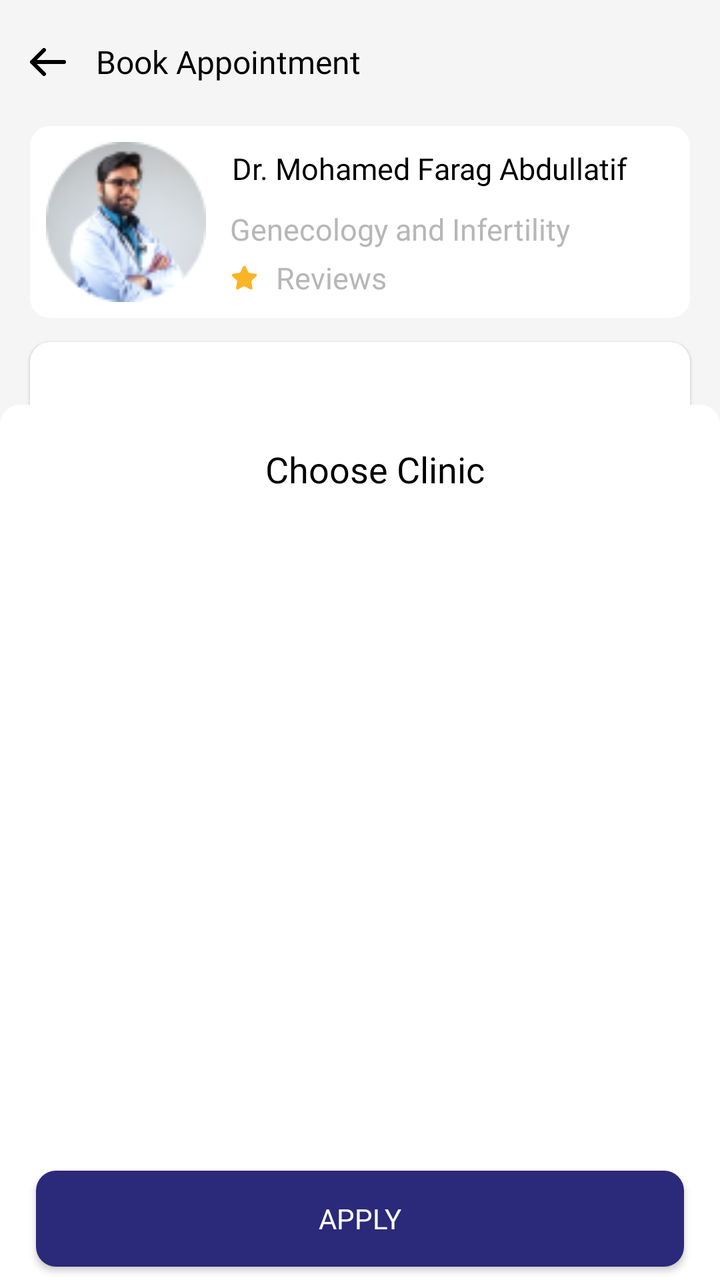
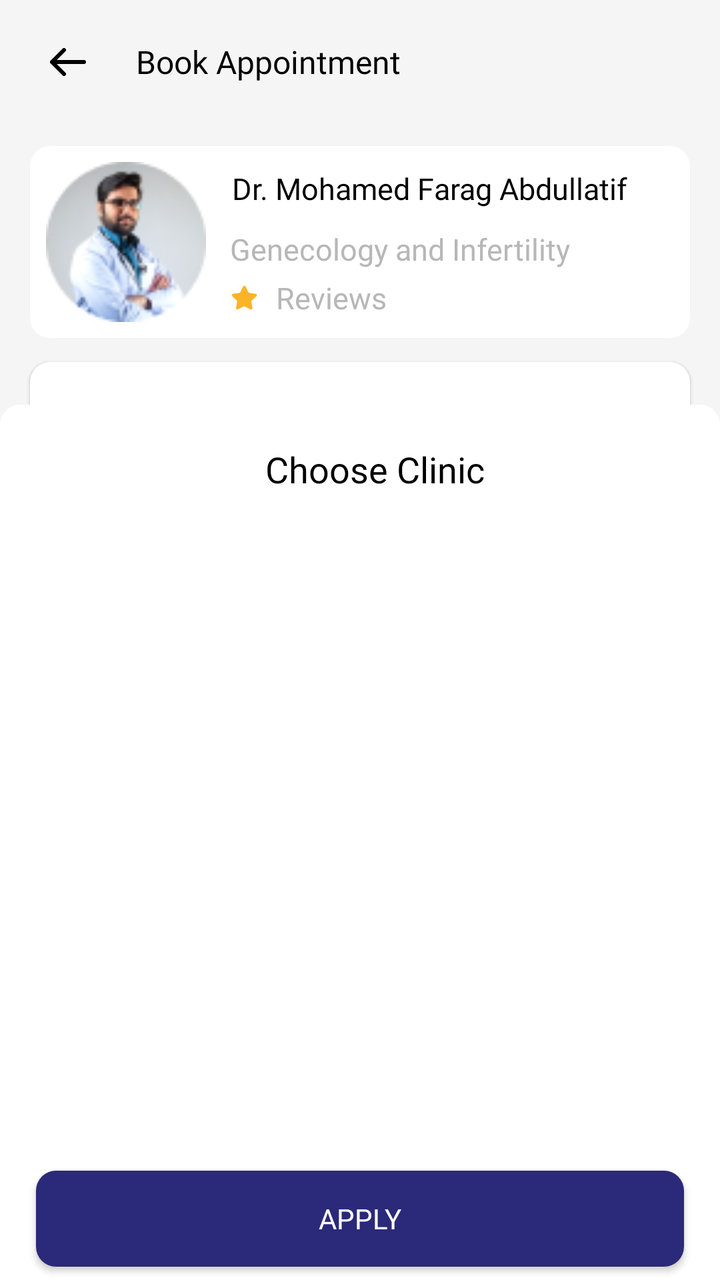

Compare the two renders of this Android layout. The source of the first and the diff that turns it into the second are given below.
<!-- AndroidManifest.xml: application theme Theme.NewDesign -->
<!-- res/layout/book_appointmentfragment.xml -->
<?xml version="1.0" encoding="utf-8"?>
<androidx.coordinatorlayout.widget.CoordinatorLayout
    xmlns:android="http://schemas.android.com/apk/res/android"
    xmlns:tools="http://schemas.android.com/tools"
    android:layout_width="match_parent"
    android:layout_height="match_parent"
    android:background="@color/bg_color_gray"
    xmlns:app="http://schemas.android.com/apk/res-auto"
    tools:context=".fragment.booking.BookAppointmentFragment">

    <androidx.constraintlayout.widget.ConstraintLayout
        android:layout_width="match_parent"
        android:layout_height="match_parent">


    <com.google.android.material.imageview.ShapeableImageView
        android:id="@+id/iv_arrow"
        android:layout_width="wrap_content"
        android:layout_height="wrap_content"
        android:layout_marginStart="15dp"
        android:adjustViewBounds="true"
        android:src="@drawable/ic_arrowleft"
        app:layout_constraintBottom_toBottomOf="@+id/tv_name"
        app:layout_constraintStart_toStartOf="parent"
        app:layout_constraintTop_toTopOf="@+id/tv_name" />

    <androidx.appcompat.widget.AppCompatTextView
        android:id="@+id/tv_name"
        android:layout_width="wrap_content"
        android:layout_height="wrap_content"
        android:layout_marginStart="15dp"
        android:layout_marginTop="20dp"
        android:fontFamily="@font/avenirltstd_black"
        android:text="@string/book_appointment"
        android:textColor="@color/black"
        android:textSize="16sp"
        app:layout_constraintStart_toEndOf="@+id/iv_arrow"
        app:layout_constraintTop_toTopOf="parent" />

    <androidx.constraintlayout.widget.ConstraintLayout
        android:id="@+id/layout_doctorsDetail"
        android:layout_width="match_parent"
        android:layout_height="wrap_content"
        android:layout_marginTop="25dp"
        android:layout_marginStart="15dp"
        android:layout_marginEnd="15dp"
        android:padding="8dp"
        android:background="@drawable/bg_edittext"
        app:layout_constraintEnd_toEndOf="parent"
        app:layout_constraintStart_toStartOf="parent"
        app:layout_constraintTop_toBottomOf="@+id/iv_arrow">

        <com.google.android.material.imageview.ShapeableImageView
            android:id="@+id/iv_doctorProfile"
            android:layout_width="80dp"
            android:layout_height="80dp"
            android:src="@drawable/ic_docspecialization"
            app:layout_constraintStart_toStartOf="parent"
            app:layout_constraintTop_toTopOf="parent" />

        <androidx.appcompat.widget.AppCompatTextView
            android:id="@+id/tv_doctorName"
            android:layout_width="0dp"
            android:layout_height="wrap_content"
            android:layout_marginStart="10dp"
            android:layout_marginEnd="15dp"
            android:fontFamily="@font/avenirltstd_roman"
            android:gravity="start"
            android:padding="3dp"
            android:text="Dr. Mohamed Farag Abdullatif"
            android:textColor="@color/black"
            android:textSize="15sp"
            app:layout_constraintStart_toEndOf="@+id/iv_doctorProfile"
            app:layout_constraintEnd_toEndOf="parent"
            app:layout_constraintTop_toTopOf="@+id/iv_doctorProfile" />

        <androidx.appcompat.widget.AppCompatTextView
            android:id="@+id/tv_Specialization"
            android:layout_width="0dp"
            android:layout_height="wrap_content"
            android:layout_marginStart="10dp"
            android:layout_marginEnd="15dp"
            android:layout_marginTop="5dp"
            android:fontFamily="@font/avenirltstd_roman"
            android:gravity="start"
            android:padding="2dp"
            android:text="Genecology and Infertility"
            android:textColor="@color/gray"
            android:textSize="15sp"
            app:layout_constraintEnd_toEndOf="parent"
            app:layout_constraintStart_toEndOf="@+id/iv_doctorProfile"
            app:layout_constraintTop_toBottomOf="@+id/tv_doctorName" />

        <com.google.android.material.imageview.ShapeableImageView
            android:id="@+id/iv_star"
            android:layout_width="18dp"
            android:layout_height="15dp"
            android:layout_marginStart="10dp"
            android:adjustViewBounds="true"
            android:src="@drawable/ic_star"
            app:layout_constraintBottom_toBottomOf="parent"
            app:layout_constraintStart_toEndOf="@+id/iv_doctorProfile"
            app:layout_constraintTop_toBottomOf="@+id/tv_Specialization" />

        <androidx.appcompat.widget.AppCompatTextView
            android:id="@+id/tv_Reviews"
            android:layout_width="0dp"
            android:layout_height="wrap_content"
            android:layout_marginStart="5dp"
            android:fontFamily="@font/avenirltstd_roman"
            android:gravity="start"
            android:padding="2dp"
            android:text="@string/reviews"
            android:textColor="@color/gray"
            android:textSize="15sp"
            app:layout_constraintStart_toEndOf="@+id/iv_star"
            app:layout_constraintTop_toBottomOf="@+id/tv_Specialization" />

    </androidx.constraintlayout.widget.ConstraintLayout>
        <androidx.appcompat.widget.AppCompatButton
                android:id="@+id/btn_layout_ChooseClinic"
                android:layout_width="0dp"
                android:layout_height="0dp"
                android:background="@android:color/transparent"
                app:layout_constraintEnd_toEndOf="@+id/layout_ChooseClinic"
                app:layout_constraintStart_toStartOf="@+id/layout_ChooseClinic"
                app:layout_constraintTop_toTopOf="@+id/layout_ChooseClinic"
                app:layout_constraintBottom_toBottomOf="@+id/layout_ChooseClinic"
        />
    <androidx.constraintlayout.widget.ConstraintLayout
        android:id="@+id/layout_ChooseClinic"
        android:layout_width="match_parent"
        android:layout_height="wrap_content"
        android:layout_marginStart="15dp"
        android:layout_marginTop="12dp"
        android:layout_marginEnd="15dp"
        android:background="@drawable/bg_edittext"
        android:elevation="1dp"
        app:layout_constraintEnd_toEndOf="parent"
        app:layout_constraintStart_toStartOf="parent"
        app:layout_constraintTop_toBottomOf="@+id/layout_doctorsDetail">

        <androidx.appcompat.widget.AppCompatImageView
            android:id="@+id/iv_arrowdown"
            android:layout_width="20dp"
            android:layout_height="20dp"
            android:layout_gravity="center_horizontal"
            android:layout_marginEnd="12dp"
            android:layout_marginBottom="12dp"
            android:gravity="start"
            android:src="@drawable/ic_arrowdwon"
            app:layout_constraintBottom_toBottomOf="parent"
            app:layout_constraintEnd_toEndOf="parent" />

        <com.google.android.material.textfield.TextInputLayout
            android:id="@+id/textinput_ChooseClinic"
            style="@style/Widget.MaterialComponents.TextInputLayout.OutlinedBox"
            android:layout_width="match_parent"
            android:layout_height="55dp"
            android:layout_marginEnd="25dp"
            android:layout_marginBottom="5dp"
            android:hint="@string/choose_clinic"
            android:paddingTop="2dp"
            app:boxBackgroundColor="@color/white"
            app:boxBackgroundMode="none"
            app:layout_constraintBottom_toBottomOf="parent"
            app:layout_constraintEnd_toEndOf="parent"
            app:layout_constraintStart_toStartOf="parent"
            app:layout_constraintTop_toTopOf="parent">

            <com.google.android.material.textfield.TextInputEditText
                android:id="@+id/et_ChooseClinic"
                android:layout_width="match_parent"
                android:layout_height="55dp"
                android:layout_gravity="center_horizontal"
                android:fontFamily="@font/avenirltstd_roman"
                android:inputType="text"
                android:enabled="false"
                android:textColorHint="@color/gray"
                android:textColor="@color/black"
                android:textSize="12sp" />

        </com.google.android.material.textfield.TextInputLayout>

    </androidx.constraintlayout.widget.ConstraintLayout>
        <androidx.appcompat.widget.AppCompatButton
                android:id="@+id/btn_layout_ChooseService"
                android:layout_width="0dp"
                android:layout_height="0dp"
                android:background="@android:color/transparent"
                app:layout_constraintEnd_toEndOf="@+id/layout_ChooseService"
                app:layout_constraintStart_toStartOf="@+id/layout_ChooseService"
                app:layout_constraintTop_toTopOf="@+id/layout_ChooseService"
                app:layout_constraintBottom_toBottomOf="@+id/layout_ChooseService"
        />
    <androidx.constraintlayout.widget.ConstraintLayout
        android:id="@+id/layout_ChooseService"
        android:layout_width="match_parent"
        android:layout_height="wrap_content"
        android:layout_marginStart="15dp"
        android:layout_marginTop="12dp"
        android:layout_marginEnd="15dp"
        android:background="@drawable/bg_edittext"
        android:elevation="1dp"
        app:layout_constraintEnd_toEndOf="parent"
        app:layout_constraintStart_toStartOf="parent"
        app:layout_constraintTop_toBottomOf="@+id/layout_ChooseClinic">

        <androidx.appcompat.widget.AppCompatImageView
            android:id="@+id/iv_arrowdownService"
            android:layout_width="20dp"
            android:layout_height="20dp"
            android:layout_gravity="center_horizontal"
            android:layout_marginEnd="12dp"
            android:layout_marginBottom="12dp"
            android:gravity="start"
            android:src="@drawable/ic_arrowdwon"
            app:layout_constraintBottom_toBottomOf="parent"
            app:layout_constraintEnd_toEndOf="parent" />

        <com.google.android.material.textfield.TextInputLayout
            android:id="@+id/textinput_ChooseService"
            style="@style/Widget.MaterialComponents.TextInputLayout.OutlinedBox"
            android:layout_width="match_parent"
            android:layout_height="55dp"
            android:layout_marginEnd="25dp"
            android:layout_marginBottom="5dp"
            android:hint="@string/choose_service"
            android:paddingTop="2dp"
            app:boxBackgroundColor="@color/white"
            app:boxBackgroundMode="none"
            app:layout_constraintBottom_toBottomOf="parent"
            app:layout_constraintEnd_toEndOf="parent"
            app:layout_constraintStart_toStartOf="parent"
            app:layout_constraintTop_toTopOf="parent">

            <com.google.android.material.textfield.TextInputEditText
                android:id="@+id/et_ChooseService"
                android:layout_width="match_parent"
                android:layout_height="55dp"
                android:layout_gravity="center_horizontal"
                android:fontFamily="@font/avenirltstd_roman"
                android:inputType="text"
                android:enabled="false"
                android:textColorHint="@color/gray"
                android:textColor="@color/black"
                android:textSize="12sp" />

        </com.google.android.material.textfield.TextInputLayout>

    </androidx.constraintlayout.widget.ConstraintLayout>
    
    <androidx.constraintlayout.widget.ConstraintLayout
        android:id="@+id/layout_combinedateandtime"
        android:layout_width="match_parent"
        android:layout_height="0dp"
        app:layout_constraintTop_toBottomOf="@+id/layout_ChooseService"
        app:layout_constraintStart_toStartOf="parent"
        app:layout_constraintEnd_toEndOf="parent"
        app:layout_constraintBottom_toTopOf="@+id/layout_btnDone"
        android:layout_margin="15dp"
        android:background="@drawable/bg_edittext"
        >
        <androidx.constraintlayout.widget.ConstraintLayout
            android:id="@+id/layout_dates"
            android:layout_width="match_parent"
            android:layout_height="wrap_content"
            android:layout_marginTop="3dp"
            app:layout_constraintTop_toTopOf="parent"
            app:layout_constraintStart_toStartOf="parent"
            app:layout_constraintEnd_toEndOf="parent"
            tools:ignore="MissingClass">

            <TextView
                android:id="@+id/tv_date"
                android:layout_width="wrap_content"
                android:layout_height="wrap_content"
                android:layout_marginStart="15dp"
                app:layout_constraintStart_toStartOf="parent"
                app:layout_constraintEnd_toEndOf="parent"
                app:layout_constraintTop_toTopOf="parent"
                android:text="@string/date"
                android:textColor="@color/black"
                android:gravity="center"
                />

            <com.google.android.material.imageview.ShapeableImageView
                android:id="@+id/iv_previous"
                android:layout_width="34dp"
                android:layout_height="34dp"
                android:layout_marginStart="15dp"
                android:adjustViewBounds="true"
                android:enabled="true"
                android:src="@drawable/iv_previous"
                app:layout_constraintStart_toStartOf="parent"
                app:layout_constraintTop_toTopOf="parent" />
            <com.google.android.material.imageview.ShapeableImageView
                android:id="@+id/iv_next"
                android:layout_width="34dp"
                android:layout_height="34dp"
                android:layout_marginEnd="15dp"
                android:adjustViewBounds="true"
                android:src="@drawable/iv_next"
                app:layout_constraintEnd_toEndOf="parent"
                app:layout_constraintTop_toTopOf="parent" />

            <androidx.recyclerview.widget.RecyclerView
                android:id="@+id/rv_searchServices"
                android:layout_width="0dp"
                android:layout_height="wrap_content"
                android:layout_marginStart="15dp"
                android:layout_marginEnd="15dp"
                android:layout_marginTop="8dp"
                android:orientation="horizontal"
                app:layoutManager="androidx.recyclerview.widget.LinearLayoutManager"
                app:layout_constraintHorizontal_bias="0.41"
                app:layout_constraintLeft_toLeftOf="parent"
                app:layout_constraintRight_toRightOf="parent"
                app:layout_constraintTop_toBottomOf="@id/iv_next"
                app:layout_constraintBottom_toBottomOf="parent"
                tools:listitem="@layout/item_layoutcalendardate" />


        </androidx.constraintlayout.widget.ConstraintLayout>
        <androidx.recyclerview.widget.RecyclerView
            android:id="@+id/rv_appointments_available"
            android:layout_width="match_parent"
            android:layout_height="0dp"
            android:layout_marginTop="10dp"
            android:layout_marginBottom="15dp"
            android:padding="3dp"
            android:visibility="gone"
            android:scrollbars="vertical"
            app:layout_constraintBottom_toBottomOf="parent"
            app:layout_constraintEnd_toEndOf="parent"
            app:layout_constraintStart_toStartOf="parent"
            app:layout_constraintTop_toBottomOf="@+id/layout_dates"
             />
        <com.google.android.material.imageview.ShapeableImageView
            android:id="@+id/iv_calenderviw"
            android:layout_width="wrap_content"
            android:layout_height="wrap_content"
            android:src="@drawable/image_calender"
            android:adjustViewBounds="true"
            android:visibility="gone"
            app:layout_constraintBottom_toBottomOf="parent"
            app:layout_constraintEnd_toEndOf="parent"
            app:layout_constraintStart_toStartOf="parent"
            app:layout_constraintTop_toBottomOf="@+id/layout_dates" />
        <ProgressBar
            android:id="@+id/progress_bar"
            android:layout_width="wrap_content"
            android:layout_height="wrap_content"
            app:layout_constraintEnd_toEndOf="@+id/rv_appointments_available"
            app:layout_constraintStart_toStartOf="@+id/rv_appointments_available"
            app:layout_constraintBottom_toBottomOf="@+id/rv_appointments_available"
            app:layout_constraintTop_toTopOf="@+id/rv_appointments_available"
            android:visibility="gone"
            />


    </androidx.constraintlayout.widget.ConstraintLayout>

    <androidx.constraintlayout.widget.ConstraintLayout
        android:id="@+id/layout_btnDone"
        android:layout_width="match_parent"
        android:layout_height="wrap_content"
        android:paddingBottom="10dp"
        app:layout_constraintBottom_toBottomOf="parent"
        app:layout_constraintEnd_toEndOf="parent"
        app:layout_constraintStart_toStartOf="parent"
        app:layout_constraintTop_toBottomOf="@+id/layout_combinedateandtime"
        >

        <androidx.appcompat.widget.AppCompatButton
            android:id="@+id/btn_confirm"
            android:layout_width="0dp"
            android:layout_height="wrap_content"
            android:background="@drawable/bg_chooselang_button"
            android:fontFamily="@font/avenirltstd_black"
            android:text="@string/book_now"
            android:textColor="@color/white"
            android:textSize="14sp"
            app:layout_constraintEnd_toEndOf="parent"
            app:layout_constraintStart_toStartOf="parent"
            app:layout_constraintTop_toTopOf="parent"
            app:layout_constraintWidth_percent=".85" />


    </androidx.constraintlayout.widget.ConstraintLayout>
        <ProgressBar
            android:id="@+id/progressbar1"
            android:layout_width="wrap_content"
            android:layout_height="wrap_content"
            app:layout_constraintEnd_toEndOf="@+id/layout_btnDone"
            app:layout_constraintStart_toStartOf="@+id/layout_btnDone"
            app:layout_constraintBottom_toBottomOf="@+id/layout_btnDone"
            app:layout_constraintTop_toTopOf="@+id/layout_btnDone"
            android:visibility="gone"
            />
    </androidx.constraintlayout.widget.ConstraintLayout>

    <include
        android:id="@+id/layoutBottomsheetpersistant"
        layout="@layout/layout_bottomsheet_clinks"
        />




</androidx.coordinatorlayout.widget.CoordinatorLayout>
<!-- res/layout/item_layoutcalendardate.xml (included above) -->
<?xml version="1.0" encoding="utf-8"?>
<layout xmlns:android="http://schemas.android.com/apk/res/android"
    xmlns:app="http://schemas.android.com/apk/res-auto">

    <androidx.cardview.widget.CardView
        android:id="@+id/card_calendar"
        android:layout_width="wrap_content"
        android:layout_height="wrap_content"
        app:cardUseCompatPadding="true"
        app:cardCornerRadius="8dp"
        android:padding="3dp"
        android:layout_marginEnd="5dp"
        android:layout_marginStart="5dp"
        android:layout_marginBottom="5dp"
        app:cardElevation="2dp">

        <LinearLayout
            android:layout_width="50dp"
            android:layout_height="80dp"
            android:gravity="center"
            android:orientation="vertical">

            <TextView
                android:id="@+id/tv_calendar_day"
                android:layout_width="wrap_content"
                android:layout_height="wrap_content"
                android:layout_weight="1"
                android:textColor="@color/black"
                android:text="1"
                 />

            <TextView
                android:id="@+id/tv_calendar_date"
                android:layout_width="wrap_content"
                android:layout_height="wrap_content"
                android:layout_weight="1"
                android:text="2"
                android:textColor="@color/black"
                />
        </LinearLayout>
    </androidx.cardview.widget.CardView>
</layout>
<!-- res/layout/layout_bottomsheet_clinks.xml (included above) -->
<?xml version="1.0" encoding="utf-8"?>
<androidx.constraintlayout.widget.ConstraintLayout
    xmlns:android="http://schemas.android.com/apk/res/android"
    xmlns:app="http://schemas.android.com/apk/res-auto"
    xmlns:tools="http://schemas.android.com/tools"
    android:layout_width="match_parent"
    android:layout_height="450dp"
    android:id="@+id/clinks_bottomsheet"
    app:behavior_hideable="true"
    app:layout_behavior="com.google.android.material.bottomsheet.BottomSheetBehavior"
    android:background="@color/bg_color_gray"
    tools:context=".fragment.home.FilterFragment">

    <androidx.constraintlayout.widget.ConstraintLayout
        android:layout_width="match_parent"
        android:layout_height="450dp"
        app:layout_constraintBottom_toBottomOf="parent"
        app:layout_constraintStart_toStartOf="parent"
        app:layout_constraintEnd_toEndOf="parent"
        android:background="@drawable/bg_edittext"
        >

    <androidx.appcompat.widget.AppCompatTextView
        android:id="@+id/tv_Filter"
        android:layout_width="wrap_content"
        android:layout_height="wrap_content"
        android:layout_marginStart="15dp"
        android:layout_marginTop="20dp"
        android:fontFamily="@font/avenirltstd_black"
        android:text="@string/choose_clinic"
        android:textColor="@color/black"
        android:textSize="18sp"
        app:layout_constraintStart_toStartOf="parent"
        app:layout_constraintEnd_toEndOf="parent"
        app:layout_constraintTop_toTopOf="parent" />



    <androidx.constraintlayout.widget.ConstraintLayout
        android:id="@+id/layout"
        android:layout_width="match_parent"
        android:layout_height="0dp"
        android:padding="3dp"
        app:layout_constraintBottom_toTopOf="@+id/btn_Apply"
        app:layout_constraintEnd_toEndOf="parent"
        app:layout_constraintStart_toStartOf="parent"
        app:layout_constraintTop_toBottomOf="@+id/tv_Filter">


        <androidx.core.widget.NestedScrollView
            android:layout_width="match_parent"
            android:layout_height="wrap_content"
            app:layout_constraintTop_toTopOf="parent"
            app:layout_constraintEnd_toEndOf="parent"
            app:layout_constraintStart_toStartOf="parent"
            android:layout_marginBottom="15dp"
            >
            <androidx.constraintlayout.widget.ConstraintLayout
                android:layout_width="match_parent"
                android:layout_height="match_parent">

                <androidx.recyclerview.widget.RecyclerView
                    android:id="@+id/rv_clinks"
                    android:layout_width="match_parent"
                    android:layout_height="match_parent"
                    app:layout_constraintStart_toStartOf="parent"
                    app:layout_constraintEnd_toEndOf="parent"
                    app:layout_constraintBottom_toBottomOf="parent"
                    android:layout_margin="15dp"
                    android:paddingBottom="30dp"
                    tools:listitem="@layout/item_layout_chooseclinks"
                    app:layout_constraintTop_toTopOf="parent"
                    />


            </androidx.constraintlayout.widget.ConstraintLayout>

        </androidx.core.widget.NestedScrollView>

    </androidx.constraintlayout.widget.ConstraintLayout>


    <androidx.appcompat.widget.AppCompatButton
        android:id="@+id/btn_Apply"
        android:layout_width="0dp"
        android:layout_height="wrap_content"
        android:layout_marginTop="15dp"
        android:layout_marginBottom="10dp"
        android:background="@drawable/bg_chooselang_button"
        android:fontFamily="@font/avenirltstd_black"
        android:padding="5dp"
        android:text="@string/apply"
        android:textColor="@color/white"
        android:textSize="14sp"
        app:layout_constraintBottom_toTopOf="@+id/imageView"
        app:layout_constraintEnd_toEndOf="parent"
        app:layout_constraintStart_toStartOf="parent"
        app:layout_constraintTop_toBottomOf="@+id/layout"
        app:layout_constraintWidth_percent=".9" />
        <ProgressBar
            android:id="@+id/progress_bar"
            android:layout_width="wrap_content"
            android:layout_height="wrap_content"
            app:layout_constraintEnd_toEndOf="@+id/btn_Apply"
            app:layout_constraintStart_toStartOf="@+id/btn_Apply"
            app:layout_constraintBottom_toBottomOf="@+id/btn_Apply"
            app:layout_constraintTop_toTopOf="@+id/btn_Apply"
            android:visibility="gone"
            />

    <ImageView
        android:id="@+id/imageView"
        android:layout_width="100dp"
        android:layout_height="4dp"
        android:layout_marginTop="20dp"
        android:layout_marginBottom="5dp"
        android:adjustViewBounds="true"
        android:background="@color/black"
        app:layout_constraintBottom_toBottomOf="parent"
        app:layout_constraintEnd_toEndOf="parent"
        app:layout_constraintStart_toStartOf="parent" />

    </androidx.constraintlayout.widget.ConstraintLayout>

</androidx.constraintlayout.widget.ConstraintLayout>
<!-- res/layout/item_layout_chooseclinks.xml (included above) -->
<?xml version="1.0" encoding="utf-8"?>
<layout xmlns:android="http://schemas.android.com/apk/res/android"
    xmlns:app="http://schemas.android.com/apk/res-auto">

    <androidx.constraintlayout.widget.ConstraintLayout
        android:layout_width="match_parent"
        android:layout_height="wrap_content"
        android:padding="3dp">

        <androidx.cardview.widget.CardView
            android:id="@+id/cardview"
            android:layout_width="match_parent"
            android:layout_height="wrap_content"
            app:cardCornerRadius="8dp"
            app:cardUseCompatPadding="true"
            app:layout_constraintEnd_toEndOf="parent"
            app:layout_constraintStart_toStartOf="parent"
            app:layout_constraintTop_toTopOf="parent">

            <androidx.constraintlayout.widget.ConstraintLayout
                android:id="@+id/layput_services"
                android:layout_width="match_parent"
                android:layout_height="match_parent"
                android:padding="5dp">

                <androidx.constraintlayout.widget.ConstraintLayout
                    android:id="@+id/layout_doctorsDetail"
                    android:layout_width="match_parent"
                    android:layout_height="wrap_content"
                    android:layout_margin="10dp"
                    app:layout_constraintEnd_toEndOf="parent"
                    app:layout_constraintStart_toStartOf="parent"
                    app:layout_constraintTop_toTopOf="parent">

                    <com.google.android.material.imageview.ShapeableImageView
                        android:id="@+id/iv_doctorProfile"
                        android:layout_width="37dp"
                        android:layout_height="37dp"
                        android:src="@drawable/ic_docspecialization"
                        app:layout_constraintStart_toStartOf="parent"
                        app:layout_constraintTop_toTopOf="parent" />

                    <androidx.appcompat.widget.AppCompatTextView
                        android:id="@+id/tv_doctorName"
                        android:layout_width="0dp"
                        android:layout_height="wrap_content"
                        android:layout_marginStart="10dp"
                        android:fontFamily="@font/avenirltstd_roman"
                        android:gravity="start"
                        android:padding="3dp"
                        android:text=""
                        android:textColor="@color/black"
                        android:textSize="16sp"
                        app:layout_constraintStart_toEndOf="@+id/iv_doctorProfile"
                        app:layout_constraintTop_toTopOf="@+id/iv_doctorProfile" />

                    <androidx.appcompat.widget.AppCompatTextView
                        android:id="@+id/tv_Address"
                        android:layout_width="0dp"
                        android:layout_height="wrap_content"
                        android:layout_marginStart="10dp"
                        android:fontFamily="@font/avenirltstd_roman"
                        android:gravity="start"
                        android:padding="2dp"
                        android:text=""
                        android:textColor="@color/black"
                        android:textSize="11sp"
                        app:layout_constraintStart_toEndOf="@+id/iv_doctorProfile"
                        app:layout_constraintTop_toBottomOf="@+id/tv_doctorName" />

                </androidx.constraintlayout.widget.ConstraintLayout>








            </androidx.constraintlayout.widget.ConstraintLayout>
        </androidx.cardview.widget.CardView>


    </androidx.constraintlayout.widget.ConstraintLayout>

</layout>
<!-- resources referenced by this layout -->
<resources>
  <color name="bg_color_gray">#F5F5F5</color>
  <color name="black">#FF000000</color>
  <color name="gray">#B7B7B7</color>
  <color name="white">#FFFFFFFF</color>
  <!-- drawable bg_chooselang_button (drawable) -->
  <?xml version="1.0" encoding="utf-8"?>
  <shape xmlns:android="http://schemas.android.com/apk/res/android"
      android:shape="rectangle"
      >
  
      <corners android:radius="10dp"/>
      <solid android:color="@color/blue"/>
  
  
  </shape>
  <!-- drawable bg_edittext (drawable) -->
  <?xml version="1.0" encoding="utf-8"?>
  <shape xmlns:android="http://schemas.android.com/apk/res/android"
      android:shape="rectangle"
      >
  
      <solid android:color="@color/white"/>
      <corners android:radius="10dp"/>
  </shape>
  <!-- drawable ic_arrowdwon (drawable) -->
  <vector xmlns:android="http://schemas.android.com/apk/res/android"
      android:width="16dp"
      android:height="10dp"
      android:viewportWidth="16"
      android:viewportHeight="10">
    <path
        android:pathData="M0.47,0.97C0.736,0.703 1.153,0.679 1.446,0.897L1.53,0.97L8,7.439L14.47,0.97C14.736,0.703 15.153,0.679 15.446,0.897L15.53,0.97C15.797,1.236 15.821,1.653 15.603,1.946L15.53,2.03L8.53,9.03C8.264,9.297 7.847,9.321 7.554,9.103L7.47,9.03L0.47,2.03C0.177,1.737 0.177,1.263 0.47,0.97Z"
        android:fillColor="#00D2CB"/>
  </vector>
  <!-- drawable ic_arrowleft (drawable) -->
  <vector android:autoMirrored="true" android:height="14dp"
      android:viewportHeight="14" android:viewportWidth="18"
      android:width="18dp" xmlns:android="http://schemas.android.com/apk/res/android">
      <path android:fillColor="#00000000"
          android:pathData="M17,7H1M1,7L7,13M1,7L7,1"
          android:strokeColor="#000000" android:strokeLineCap="round"
          android:strokeLineJoin="round" android:strokeWidth="2"/>
  </vector>
  <!-- drawable ic_star (drawable) -->
  <vector xmlns:android="http://schemas.android.com/apk/res/android"
      android:width="13dp"
      android:height="13dp"
      android:viewportWidth="13"
      android:viewportHeight="13">
    <path
        android:pathData="M9.706,7.757C9.565,7.893 9.501,8.089 9.533,8.282L10.014,10.947C10.055,11.173 9.96,11.402 9.771,11.532C9.585,11.668 9.339,11.684 9.137,11.575L6.738,10.324C6.655,10.28 6.562,10.256 6.467,10.253H6.32C6.269,10.261 6.22,10.277 6.174,10.302L3.774,11.559C3.656,11.619 3.522,11.64 3.39,11.619C3.069,11.558 2.855,11.253 2.908,10.93L3.39,8.265C3.422,8.071 3.357,7.873 3.217,7.735L1.261,5.839C1.098,5.681 1.041,5.442 1.115,5.227C1.188,5.013 1.373,4.856 1.597,4.821L4.289,4.43C4.494,4.409 4.674,4.285 4.766,4.101L5.952,1.668C5.98,1.614 6.016,1.564 6.06,1.522L6.109,1.484C6.135,1.456 6.164,1.433 6.196,1.414L6.255,1.392L6.347,1.354H6.575C6.779,1.375 6.958,1.497 7.052,1.679L8.254,4.101C8.341,4.278 8.509,4.401 8.704,4.43L11.396,4.821C11.623,4.853 11.813,5.01 11.889,5.227C11.96,5.444 11.898,5.683 11.732,5.839L9.706,7.757Z"
        android:fillColor="#FCB427"/>
  </vector>
  <string name="apply">Apply</string>
  <string name="book_appointment">Book Appointment</string>
  <string name="book_now">Book Now</string>
  <string name="choose_clinic">Choose Clinic</string>
  <string name="choose_service">Choose Service</string>
  <string name="date">Date</string>
  <string name="reviews">Reviews</string>
  <style name="Theme.NewDesign" parent="Theme.MaterialComponents.Light.NoActionBar">
          
          <item name="colorPrimary">@color/purple_500</item>
          <item name="colorPrimaryVariant">@color/purple_700</item>
          <item name="colorOnPrimary">@color/white</item>
          
          <item name="colorSecondary">#0639BA</item>
          <item name="colorSecondaryVariant">@color/teal_700</item>
          <item name="colorOnSecondary">@color/black</item>
          
          <item name="android:statusBarColor">?attr/colorPrimaryVariant</item>
          
      </style>
  <color name="blue">#2B2979</color>
  <color name="purple_500">#FF6200EE</color>
  <color name="purple_700">#FF3700B3</color>
  <color name="teal_700">#FF018786</color>
  <!-- unchanged entries left out for length: 4 -->
</resources>

<!-- the commit's change to res/layout/book_appointmentfragment.xml (unified diff, before → after) -->
@@ -19,6 +19,7 @@
         android:layout_height="wrap_content"
         android:layout_marginStart="15dp"
         android:adjustViewBounds="true"
+        android:padding="10dp"
         android:src="@drawable/ic_arrowleft"
         app:layout_constraintBottom_toBottomOf="@+id/tv_name"
         app:layout_constraintStart_toStartOf="parent"
